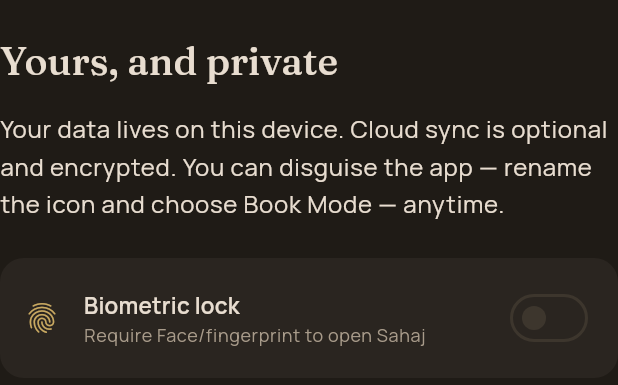
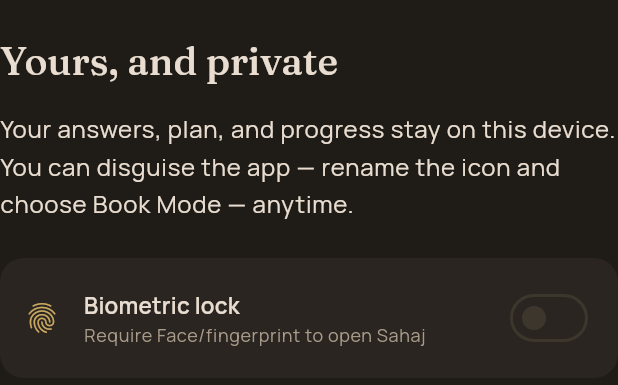
Before and after one commit to Saurabh-7973/Sahaj, a Flutter app: the PrivacyPage widget shown alone on an empty page, opened directly, on a phone screen of 412 x 824 dp. Shown: the top 385 px of the screen. Run offline on Flutter 3.47's test engine with Material 3 defaults, Android fonts, the phone set to English and light mode, and no system bars; our stand-ins replace firebase_analytics, firebase_core, firebase_crashlytics, flutter_local_notifications, flutter_markdown, flutter_riverpod and 8 more; accounts and stored records are empty.

Commit message:
Privacy copy: stop promising cloud sync (not built)
Onboarding promised 'cloud sync, optional and encrypted' — not built.
Rephrase to the honest, specific truth: answers/plan/progress stay on
this device. Avoids overclaiming and avoids a blanket 'nothing uploaded'
(anonymous analytics/crash data is separate). Cloud sync deferred post-beta.

Co-Authored-By: Claude Opus 4.8 <noreply@anthropic.com>

```diff
--- a/lib/features/onboarding/onboarding_pages.dart
+++ b/lib/features/onboarding/onboarding_pages.dart
@@ -90,8 +90,8 @@ class PromisePage extends StatelessWidget {
           title: 'A few promises',
           body:
               'This will take three minutes. There is no payment until you '
-              'have used the app and decided it’s worth it. Your data never '
-              'leaves your phone unless you turn on cloud sync.',
+              'have used the app and decided it’s worth it. Your answers stay '
+              'on this device.',
         ),
       ],
     );
@@ -459,9 +459,9 @@ class PrivacyPage extends ConsumerWidget {
         const OnbHeader(
           title: 'Yours, and private',
           body:
-              'Your data lives on this device. Cloud sync is optional and '
-              'encrypted. You can disguise the app — rename the icon and '
-              'choose Book Mode — anytime.',
+              'Your answers, plan, and progress stay on this device. You can '
+              'disguise the app — rename the icon and choose Book Mode — '
+              'anytime.',
         ),
         const SizedBox(height: AppSpacing.xl),
         AppCard(
```
